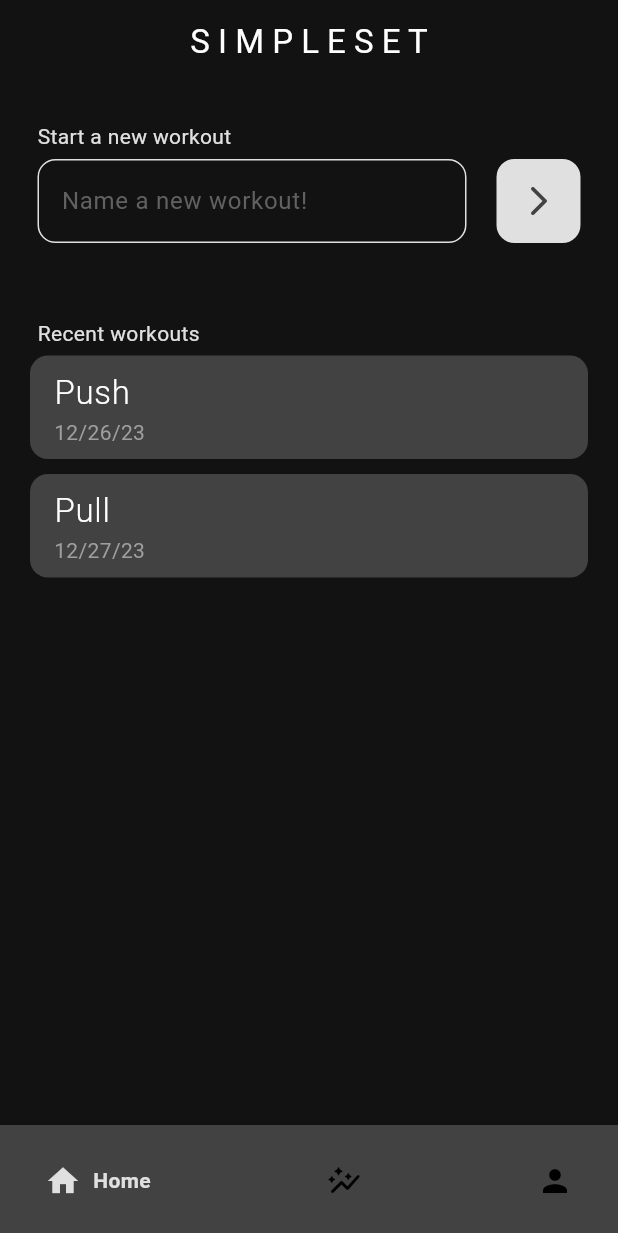
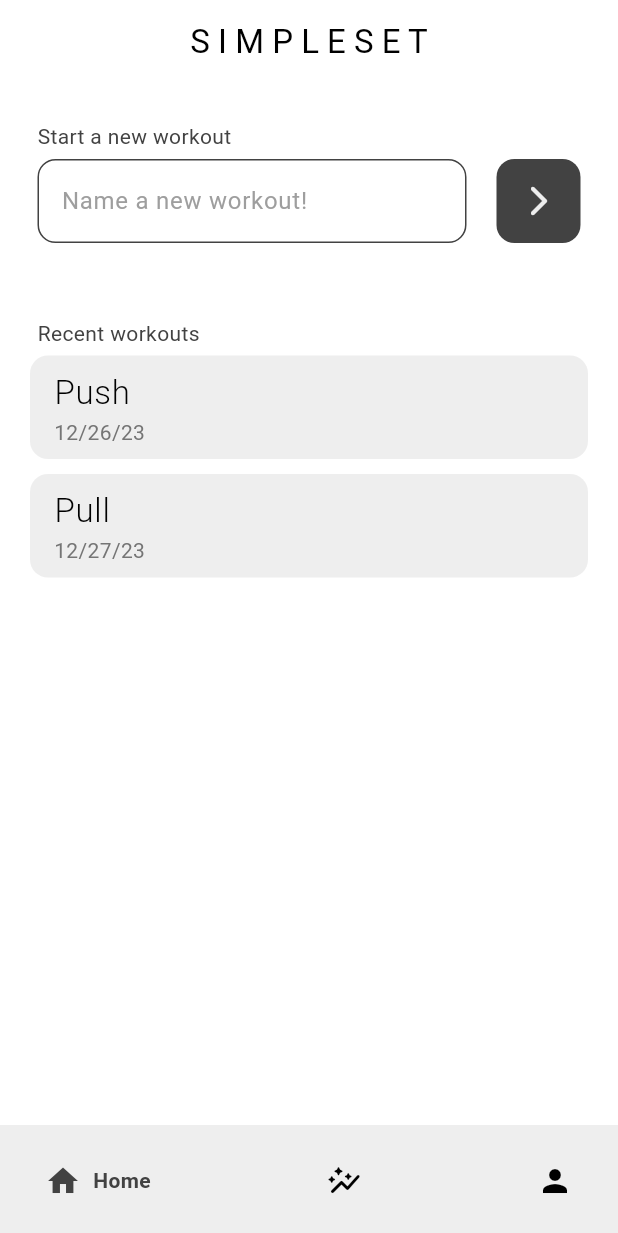
Before and after one commit to brandonxu360/simpleset_app, a Flutter app: the screen it shows after launch, on a phone screen of 412 x 824 dp. Shown: the top 1233 px of the screen. Run offline on Flutter 3.47's test engine with Material 3 defaults, Android fonts, the phone set to English and light mode, and no system bars; drawn by our look-alikes of flutter_slidable, google_nav_bar.

Commit message:
added tap function to workout tile to view pervious workouts, fixed more reference v. copy issues

```diff
--- a/lib/components/my_back_button.dart
+++ b/lib/components/my_back_button.dart
@@ -1,12 +1,13 @@
 import 'package:flutter/material.dart';
 
 class MyBackButton extends StatelessWidget {
-  const MyBackButton({super.key});
+  final Function()? onTap;
+  const MyBackButton({super.key, required this.onTap});
 
   @override
   Widget build(BuildContext context) {
     return GestureDetector(
-      onTap: () => Navigator.pop(context),
+      onTap: onTap,
       child: Container(
           padding: const EdgeInsets.all(10),
           decoration: BoxDecoration(
--- a/lib/components/my_list_tile.dart
+++ /dev/null
@@ -1,49 +0,0 @@
-import 'package:flutter/material.dart';
-import 'package:flutter_slidable/flutter_slidable.dart';
-
-class MyListTile extends StatelessWidget {
-  final String title;
-  final String subtitle;
-  final Function(BuildContext)? deleteFunction;
-
-  const MyListTile(
-      {super.key,
-      required this.title,
-      required this.subtitle,
-      required this.deleteFunction});
-
-  @override
-  Widget build(BuildContext context) {
-    return Padding(
-      padding: const EdgeInsets.only(left: 20, right: 20, bottom: 10),
-      child: Slidable(
-        endActionPane: ActionPane(
-          motion: const StretchMotion(),
-          children: [
-            SlidableAction(
-              onPressed: deleteFunction,
-              icon: Icons.delete,
-              backgroundColor: Colors.red.shade300,
-              borderRadius: BorderRadius.circular(12),
-            )
-          ],
-        ),
-        child: Container(
-          decoration: BoxDecoration(
-              color: Theme.of(context).colorScheme.primaryContainer,
-              borderRadius: BorderRadius.circular(12)),
-          child: ListTile(
-            title: Text(
-              title,
-              style: const TextStyle(fontSize: 22, fontWeight: FontWeight.w300),
-            ),
-            subtitle: Text(
-              subtitle,
-              style: TextStyle(color: Theme.of(context).colorScheme.tertiary),
-            ),
-          ),
-        ),
-      ),
-    );
-  }
-}
--- /dev/null
+++ b/lib/components/wokout_tile.dart
@@ -0,0 +1,55 @@
+import 'package:flutter/material.dart';
+import 'package:flutter_slidable/flutter_slidable.dart';
+
+class WorkoutTile extends StatelessWidget {
+  final String title;
+  final String subtitle;
+  final Function(BuildContext)? deleteFunction;
+  final Function()? onTap;
+
+  const WorkoutTile(
+      {super.key,
+      required this.title,
+      required this.subtitle,
+      required this.deleteFunction,
+      required this.onTap});
+
+  @override
+  Widget build(BuildContext context) {
+    return Padding(
+      padding: const EdgeInsets.only(left: 20, right: 20, bottom: 10),
+      child: GestureDetector(
+        onTap: onTap,
+        child: Slidable(
+          endActionPane: ActionPane(
+            motion: const StretchMotion(),
+            children: [
+              SlidableAction(
+                onPressed: deleteFunction,
+                icon: Icons.delete,
+                backgroundColor: Colors.red.shade300,
+                borderRadius: BorderRadius.circular(12),
+              )
+            ],
+          ),
+          child: Container(
+            decoration: BoxDecoration(
+                color: Theme.of(context).colorScheme.primaryContainer,
+                borderRadius: BorderRadius.circular(12)),
+            child: ListTile(
+              title: Text(
+                title,
+                style:
+                    const TextStyle(fontSize: 22, fontWeight: FontWeight.w300),
+              ),
+              subtitle: Text(
+                subtitle,
+                style: TextStyle(color: Theme.of(context).colorScheme.tertiary),
+              ),
+            ),
+          ),
+        ),
+      ),
+    );
+  }
+}
--- a/lib/main.dart
+++ b/lib/main.dart
@@ -22,7 +22,7 @@ class MainApp extends StatelessWidget {
       ],
       child: MaterialApp(
           debugShowCheckedModeBanner: false,
-          theme: darkMode,
+          theme: lightMode,
           darkTheme: darkMode,
           home: const AppWrapper()),
     );
--- a/lib/models/workout.dart
+++ b/lib/models/workout.dart
@@ -14,5 +14,5 @@ class Workout extends ChangeNotifier {
       : this(
             name: workout.name,
             date: workout.date,
-            exercises: workout.exercises);
+            exercises: List<Exercise>.from(workout.exercises));
 }
```
Also changed, not shown: lib/components/exercise_tile.dart (+60 -10 lines), lib/components/exerciseset_tile.dart (+8 -3 lines), lib/screens/_new_workout_screen.dart (renamed from lib/screens/new_workout_screen.dart, +17 -9 lines), lib/screens/add_exercise_sets_screen.dart (+6 -4 lines), lib/screens/create_exercise_screen.dart (+3 -4 lines), lib/screens/existing_workout_screen.dart (added, +87 -0 lines), lib/screens/home_screen.dart (+15 -5 lines).
